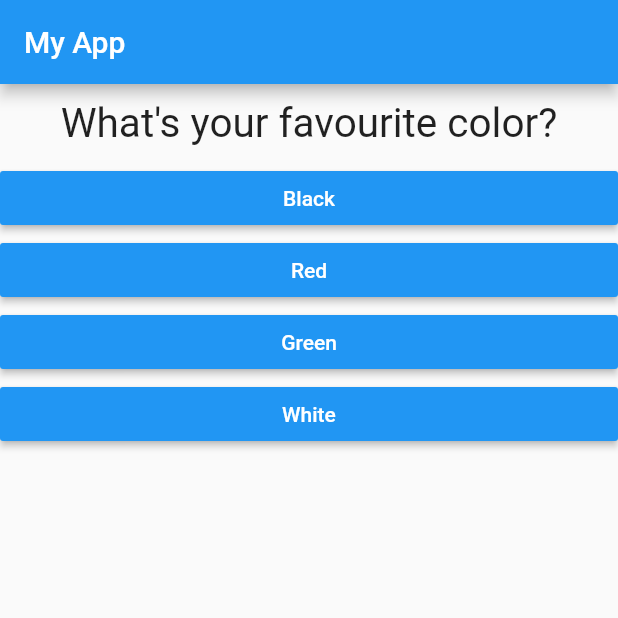
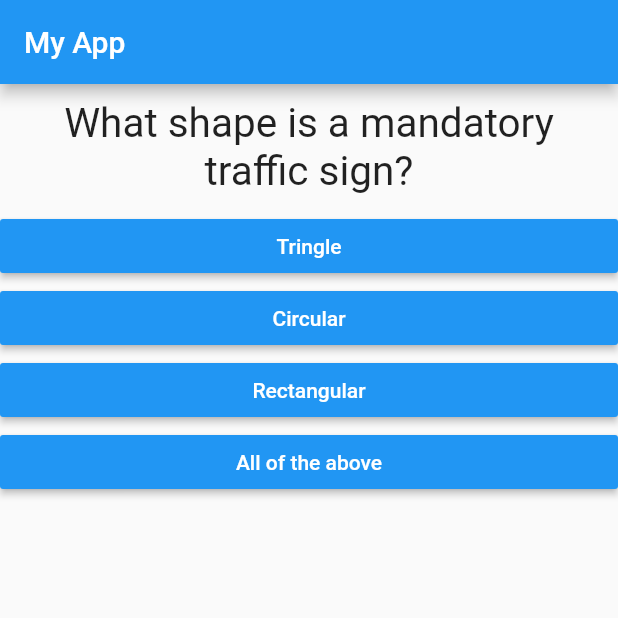
Before and after one commit to ANIK-DATTA/flutter-basic-quiz-app, a Flutter app: the screen it shows after launch, on a phone screen of 412 x 824 dp, the top half of it. Run offline on Flutter 3.47's test engine with Material 2 defaults, Android fonts, the phone set to English and light mode, and no system bars.

Commit message:
Calculating Score and Showing Result
Show result whether pass or fail out of 5 questions about traffic rules

```diff
--- a/lib/main.dart
+++ b/lib/main.dart
@@ -17,8 +17,11 @@ class MyApp extends StatefulWidget {
 
 class _MyAppState extends State<MyApp> {
   var _questionIndex = 0;
+  var _totalScore = 0;
 
-  void _answerQuestion() {
+  void _answerQuestion(int score) {
+    _totalScore += score;
+
     if (_questionIndex < _questions.length) {
       print("we have more questions");
     } else {
@@ -30,22 +33,59 @@ class _MyAppState extends State<MyApp> {
     });
 
     print(_questionIndex);
-  }
+  } //_answerQuestion
 
   final _questions = const [
     {
-      'questionText': 'What\'s your favourite color?',
-      'answers': ['Black', 'Red', 'Green', 'White'],
+      'questionText': 'What shape is a mandatory traffic sign?',
+      'answers': [
+        {'text': 'Tringle', 'score': 0},
+        {'text': 'Circular', 'score': 1},
+        {'text': 'Rectangular', 'score': 0},
+        {'text': 'All of the above', 'score': 0}
+      ],
     },
     {
-      'questionText': 'What\'s your favourite animal?',
-      'answers': ['Lion', 'Snake', 'ELephant', 'Monkey'],
+      'questionText':
+          "If you're involved in a motor accident, how long do you have to report it to the nearest police station?",
+      'answers': [
+        {'text': '12 hours', 'score': 0},
+        {'text': '48 hours', 'score': 0},
+        {'text': '24 hours', 'score': 1},
+        {'text': '72 hours', 'score': 0}
+      ],
     },
     {
-      'questionText': "What's your favorite sports ?",
-      'answers': ['Cricket', 'Football', 'Basketball', 'Badminton'],
+      'questionText':
+          "Your insurance has expired. How long can you legally drive your vehicle before you renew it?",
+      'answers': [
+        {'text': '0 days', 'score': 1},
+        {'text': '1 week', 'score': 0},
+        {'text': '1 month', 'score': 0},
+        {'text': '3 days', 'score': 0}
+      ],
     },
-  ];
+    {
+      'questionText':
+          "A PUCC (Pollution Under Control Certificate) is valid for how long from the date of issue?",
+      'answers': [
+        {'text': '12 months', 'score': 1},
+        {'text': '6 months', 'score': 0},
+        {'text': '24 months', 'score': 0},
+        {'text': '9 months', 'score': 0}
+      ],
+    },
+    {
+      'questionText':
+          "Once you have obtained your learner's licence, it is valid for how long?",
+      'answers': [
+        {'text': '1 month', 'score': 0},
+        {'text': '1 year', 'score': 0},
+        {'text': '3 months', 'score': 0},
+        {'text': '6 months', 'score': 1}
+      ],
+    },
+  ]; // _questions
 
   @override
   Widget build(BuildContext context) {
@@ -59,7 +99,7 @@ class _MyAppState extends State<MyApp> {
                 answerQuestion: _answerQuestion, //True
                 questionIndex: _questionIndex,
                 questions: _questions)
-            : Result(),
+            : Result(_totalScore),
       ),
     );
   }
--- a/lib/quiz.dart
+++ b/lib/quiz.dart
@@ -17,8 +17,9 @@ class Quiz extends StatelessWidget {
     return Column(
       children: [
         Question(questions[questionIndex]['questionText']),
-        ...(questions[questionIndex]['answers'] as List<String>).map((answer) {
-          return Answer(answerQuestion, answer);
+        ...(questions[questionIndex]['answers'] as List<Map<String, Object>>)
+            .map((answer) {
+          return Answer(() => answerQuestion(answer['score']), answer['text']);
         }).toList()
       ],
     );
--- a/lib/result.dart
+++ b/lib/result.dart
@@ -1,10 +1,28 @@
 import 'package:flutter/material.dart';
 
 class Result extends StatelessWidget {
+  final int resultScore;
+
+  Result(this.resultScore);
+
+  String get resultPhrase {
+    var resultText = 'Completed';
+    if (resultScore >= 3) {
+      resultText = 'You Passed';
+    } else {
+      resultText = 'Failed';
+    }
+    return resultText;
+  }
+
   @override
   Widget build(BuildContext context) {
     return Center(
-      child: Text('Completed'), //false
+      child: Text(
+        resultPhrase,
+        style: TextStyle(fontSize: 36, fontWeight: FontWeight.bold),
+        textAlign: TextAlign.center,
+      ), //false
     );
   }
 }
```
